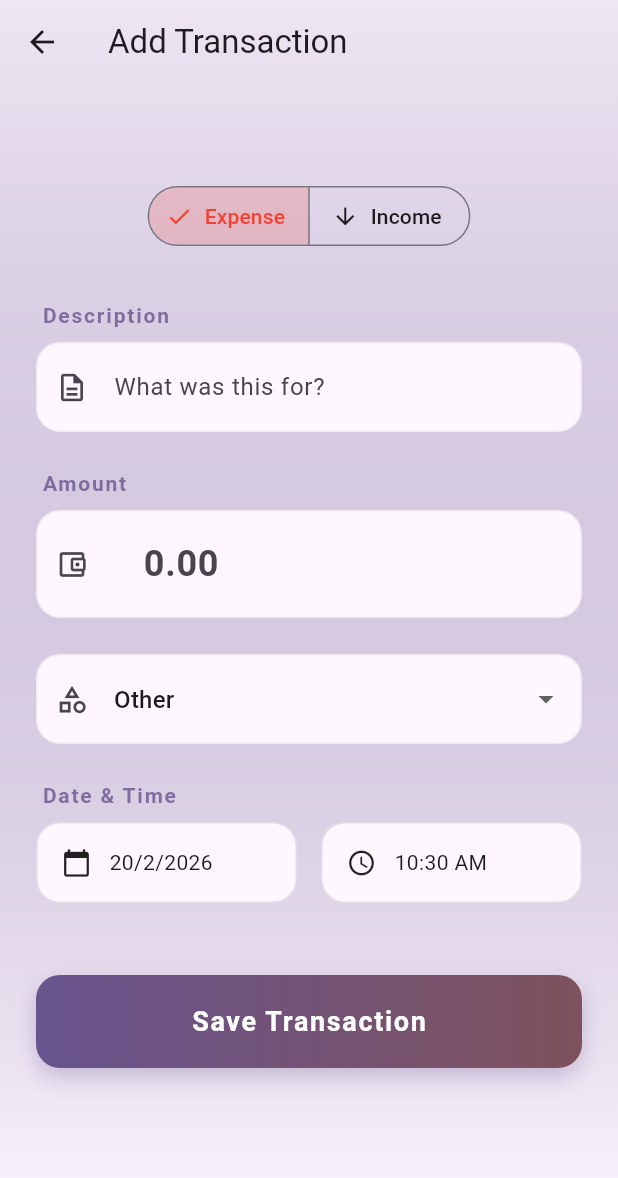
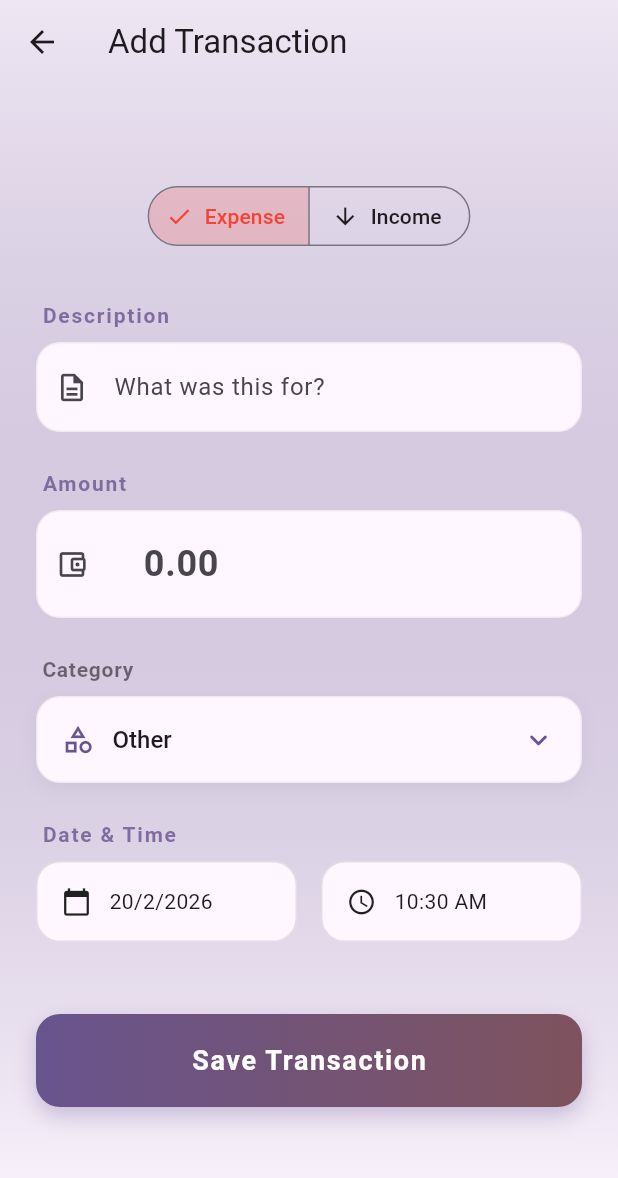
Before and after one commit to shenmareparas/expense_tracker, a Flutter app: the screen it shows once a user with an empty profile is signed in, after a tap on the "add" icon, on a phone screen of 412 x 824 dp. Shown: the top 1178 px of the screen. Run offline on Flutter 3.47's test engine with Material 3 defaults, Android fonts, the phone set to English and light mode, and no system bars; our stand-ins replace shared_preferences, supabase_flutter; accounts and stored records are empty; network calls fail.

Commit message:
feat: Introduce custom `AppDropdown` widget and implement cascading updates for transaction categories.

```diff
--- a/lib/pages/add_transaction_page.dart
+++ b/lib/pages/add_transaction_page.dart
@@ -2,6 +2,7 @@ import 'package:flutter/material.dart';
 import 'package:provider/provider.dart';
 import '../models/transaction.dart';
 import '../viewmodels/transaction_viewmodel.dart';
+import '../widgets/app_dropdown.dart';
 
 class AddTransactionPage extends StatefulWidget {
   final TransactionModel? transaction;
@@ -254,13 +255,12 @@ class _AddTransactionPageState extends State<AddTransactionPage> {
                       const SizedBox(height: 24),
 
                       // Category - THIRD
-                      DropdownButtonFormField<String>(
+                      AppDropdown<String>(
                         key: ValueKey('category_dropdown_$_type'),
-                        initialValue: _category,
-                        decoration: _inputDecoration(
-                          'Select Category',
-                          Icons.category_outlined,
-                        ),
+                        value: _category,
+                        label: 'Category',
+                        hint: 'Select Category',
+                        prefixIcon: Icons.category_outlined,
                         items: categories.map((String category) {
                           return DropdownMenuItem(
                             value: category,
--- a/lib/pages/settings_page.dart
+++ b/lib/pages/settings_page.dart
@@ -2,6 +2,7 @@ import 'package:flutter/material.dart';
 import 'package:provider/provider.dart';
 import '../services/theme_notifier.dart';
 import '../viewmodels/auth_viewmodel.dart';
+import '../widgets/app_dropdown.dart';
 import 'manage_categories_page.dart';
 
 class SettingsPage extends StatelessWidget {
@@ -42,9 +43,8 @@ class SettingsPage extends StatelessWidget {
         ListTile(
           leading: const Icon(Icons.palette_outlined),
           title: const Text('Theme'),
-          trailing: DropdownButton<ThemeMode>(
+          trailing: AppDropdownButton<ThemeMode>(
             value: themeNotifier.themeMode,
-            underline: const SizedBox(),
             onChanged: (ThemeMode? newMode) {
               if (newMode != null) {
                 themeNotifier.setThemeMode(newMode);
--- /dev/null
+++ b/lib/widgets/app_dropdown.dart
@@ -0,0 +1,159 @@
+import 'package:flutter/material.dart';
+
+class AppDropdown<T> extends StatelessWidget {
+  final T? value;
+  final List<DropdownMenuItem<T>> items;
+  final String? hint;
+  final String? label;
+  final ValueChanged<T?>? onChanged;
+  final IconData? prefixIcon;
+
+  const AppDropdown({
+    super.key,
+    required this.value,
+    required this.items,
+    this.hint,
+    this.label,
+    this.onChanged,
+    this.prefixIcon,
+  });
+
+  @override
+  Widget build(BuildContext context) {
+    final theme = Theme.of(context);
+    final isDark = theme.brightness == Brightness.dark;
+
+    return Column(
+      crossAxisAlignment: CrossAxisAlignment.start,
+      mainAxisSize: MainAxisSize.min,
+      children: [
+        if (label != null) ...[
+          Padding(
+            padding: const EdgeInsets.only(left: 4, bottom: 8),
+            child: Text(
+              label!,
+              style: TextStyle(
+                fontSize: 14,
+                fontWeight: FontWeight.w600,
+                color: theme.colorScheme.onSurface.withValues(alpha: 0.6),
+                letterSpacing: 0.5,
+              ),
+            ),
+          ),
+        ],
+        Container(
+          decoration: BoxDecoration(
+            borderRadius: BorderRadius.circular(16),
+            color: theme.colorScheme.surface,
+            boxShadow: [
+              BoxShadow(
+                color: Colors.black.withValues(alpha: isDark ? 0.2 : 0.05),
+                blurRadius: 10,
+                offset: const Offset(0, 4),
+              ),
+            ],
+            border: Border.all(
+              color: theme.colorScheme.outline.withValues(alpha: 0.1),
+            ),
+          ),
+          padding: const EdgeInsets.symmetric(horizontal: 16, vertical: 4),
+          child: Row(
+            children: [
+              if (prefixIcon != null) ...[
+                Icon(prefixIcon, color: theme.colorScheme.primary, size: 22),
+                const SizedBox(width: 12),
+              ],
+              Expanded(
+                child: DropdownButtonHideUnderline(
+                  child: DropdownButton<T>(
+                    value: value,
+                    items: items,
+                    onChanged: onChanged,
+                    hint: hint != null ? Text(hint!) : null,
+                    isExpanded: true,
+                    icon: Icon(
+                      Icons.keyboard_arrow_down_rounded,
+                      color: theme.colorScheme.primary,
+                    ),
+                    dropdownColor: isDark
+                        ? const Color(0xFF1A1A1A)
+                        : Colors.white,
+                    borderRadius: BorderRadius.circular(16),
+                    underline: const SizedBox(),
+                    style: TextStyle(
+                      color: theme.colorScheme.onSurface,
+                      fontSize: 16,
+                      fontWeight: FontWeight.w500,
+                    ),
+                  ),
+                ),
+              ),
+            ],
+          ),
+        ),
+      ],
+    );
+  }
+}
+
+class AppDropdownButton<T> extends StatelessWidget {
+  final T value;
+  final List<DropdownMenuItem<T>> items;
+  final ValueChanged<T?>? onChanged;
+
+  const AppDropdownButton({
+    super.key,
+    required this.value,
+    required this.items,
+    this.onChanged,
+  });
+
+  @override
+  Widget build(BuildContext context) {
+    final theme = Theme.of(context);
+    return Container(
+      padding: const EdgeInsets.symmetric(horizontal: 12, vertical: 4),
+      decoration: BoxDecoration(
+        color: theme.colorScheme.surfaceContainerHighest.withValues(alpha: 0.5),
+        borderRadius: BorderRadius.circular(12),
+        border: Border.all(
+          color: theme.colorScheme.outline.withValues(alpha: 0.1),
+        ),
+      ),
+      child: DropdownButtonHideUnderline(
+        child: DropdownButton<T>(
+          value: value,
+          items: items.map((item) {
+            return DropdownMenuItem<T>(
+              value: item.value,
+              child: DefaultTextStyle.merge(
+                style: TextStyle(
+                  color: theme.colorScheme.onSurface,
+                  fontSize: 14,
+                  fontWeight: FontWeight.w500,
+                ),
+                child: item.child,
+              ),
+            );
+          }).toList(),
+          onChanged: onChanged,
+          icon: Icon(
+            Icons.keyboard_arrow_down_rounded,
+            color: theme.colorScheme.primary.withValues(alpha: 0.8),
+            size: 20,
+          ),
+          dropdownColor: theme.brightness == Brightness.dark
+              ? const Color(0xFF1A1A1A)
+              : Colors.white,
+          borderRadius: BorderRadius.circular(12),
+          elevation: 4,
+          style: TextStyle(
+            color: theme.colorScheme.onSurface,
+            fontWeight: FontWeight.w600,
+            fontSize: 14,
+          ),
+        ),
+      ),
+    );
+  }
+}
```
Also changed, not shown: lib/main.dart (+10 -13 lines), lib/services/database_service.dart (+14 -2 lines), lib/viewmodels/transaction_viewmodel.dart (+20 -1 lines).
